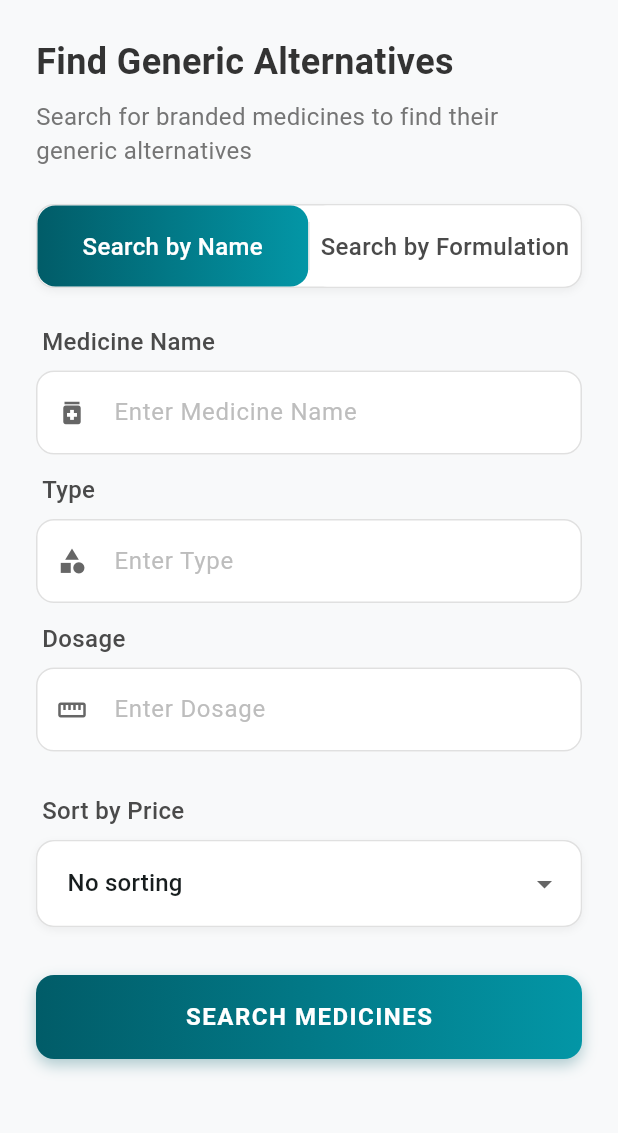
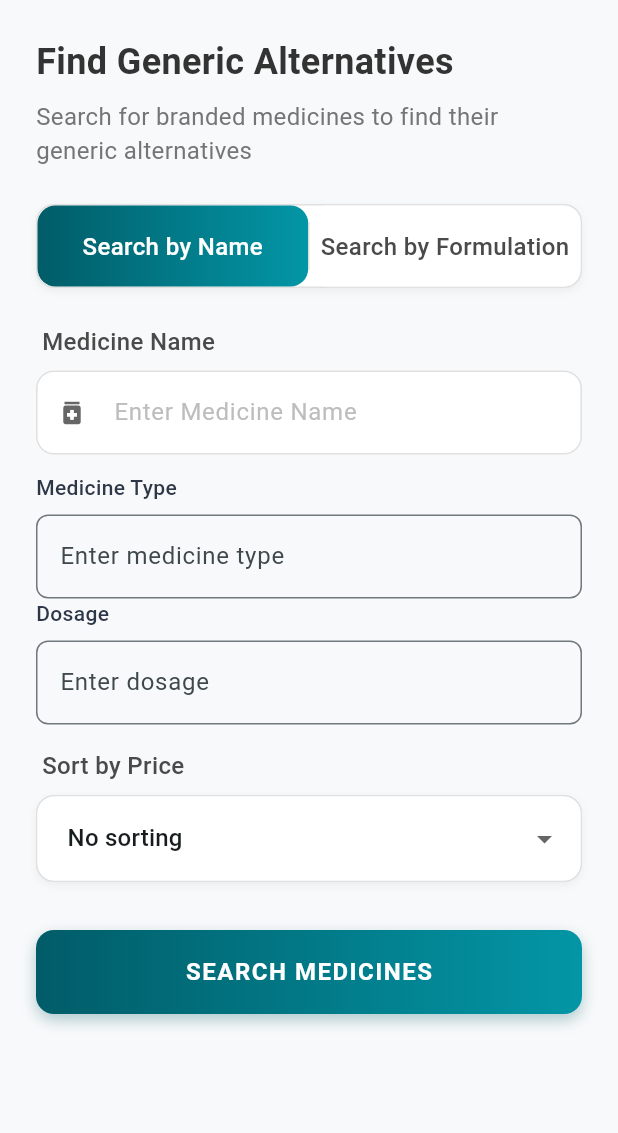
Before and after one commit to golisrivarshini3/genericbro, a Flutter app: the GenericMedicineFinder screen opened directly, on a phone screen of 412 x 824 dp, the part 84-1217 px from its top. Run offline on Flutter 3.47's test engine with Material 3 defaults, Android fonts, the phone set to English and light mode, and no system bars; drawn by our look-alikes of flutter_typeahead; our stand-ins replace google_fonts.

Commit message:
Update screens: generic_medicine_finder and pharmacy_locator

```diff
--- a/genericbro-frontend/lib/screens/generic_medicine_finder.dart
+++ b/genericbro-frontend/lib/screens/generic_medicine_finder.dart
@@ -117,6 +117,7 @@ class _GenericMedicineFinderState extends State<GenericMedicineFinder>
   }
 
   Future<List<String>> _getSuggestions(String pattern, String field) async {
+    // Return cached options immediately if available
     if (pattern.isEmpty) {
       return field == 'type' ? typeOptions : field == 'dosage' ? dosageOptions : [];
     }
@@ -140,7 +141,7 @@ class _GenericMedicineFinderState extends State<GenericMedicineFinder>
           apiField = field;
       }
 
-      // Add a smaller delay to prevent too many API calls
+      // Reduce delay for faster response
       await Future.delayed(const Duration(milliseconds: 100));
 
       final suggestions = await ApiService.fetchSuggestions(apiField, pattern);
@@ -419,7 +420,7 @@ class _GenericMedicineFinderState extends State<GenericMedicineFinder>
               ),
             ),
             suggestionsCallback: (pattern) async {
-              if (pattern.length < 1) return [];
+              if (pattern.length < 2) return [];
               return await _getSuggestions(pattern, label);
             },
             itemBuilder: (context, String suggestion) {
@@ -480,7 +481,7 @@ class _GenericMedicineFinderState extends State<GenericMedicineFinder>
             keepSuggestionsOnLoading: false,
             hideSuggestionsOnKeyboardHide: true,
             keepSuggestionsOnSuggestionSelected: false,
-            minCharsForSuggestions: 1,
+            minCharsForSuggestions: 2,
           ),
         ],
       ),
@@ -1003,6 +1004,100 @@ class _GenericMedicineFinderState extends State<GenericMedicineFinder>
     );
   }
 
+  Widget _buildSuggestionField({
+    required String label,
+    required String hint,
+    required TextEditingController controller,
+    required String field,
+  }) {
+    return Column(
+      crossAxisAlignment: CrossAxisAlignment.start,
+      children: [
+        Text(
+          label,
+          style: const TextStyle(
+            fontSize: 14,
+            fontWeight: FontWeight.w500,
+            color: textColor,
+          ),
+        ),
+        const SizedBox(height: 8),
+        TypeAheadField<String>(
+          textFieldConfiguration: TextFieldConfiguration(
+            controller: controller,
+            decoration: InputDecoration(
+              hintText: hint,
+              border: OutlineInputBorder(
+                borderRadius: BorderRadius.circular(8),
+                borderSide: const BorderSide(color: Colors.grey),
+              ),
+              focusedBorder: OutlineInputBorder(
+                borderRadius: BorderRadius.circular(8),
+                borderSide: const BorderSide(color: primaryColor),
+              ),
+            ),
+          ),
+          suggestionsCallback: (pattern) => _getSuggestions(pattern, field),
+          itemBuilder: (context, suggestion) {
+            return ListTile(
+              title: Text(
+                suggestion,
+                style: const TextStyle(
+                  fontSize: 14,
+                  color: textColor,
+                ),
+              ),
+            );
+          },
+          onSuggestionSelected: (suggestion) {
+            controller.text = suggestion;
+            _searchMedicines();
+          },
+          suggestionsBoxDecoration: SuggestionsBoxDecoration(
+            borderRadius: BorderRadius.circular(8),
+            elevation: 4,
+            color: Colors.white,
+          ),
+          noItemsFoundBuilder: (context) => Container(
+            height: 50,
+            alignment: Alignment.center,
+            child: const Text(
+              'No suggestions found',
+              style: TextStyle(
+                fontSize: 14,
+                color: subtitleColor,
+              ),
+            ),
+          ),
+          // Make suggestions more responsive
+          debounceDuration: const Duration(milliseconds: 100),
+          suggestionsBoxVerticalOffset: 8,
+          animationDuration: const Duration(milliseconds: 150),
+          // Show suggestions after typing one character
+          minCharsForSuggestions: 1,
+          hideOnEmpty: false,
+          hideOnLoading: false,
+          keepSuggestionsOnLoading: true,
+          // Increase suggestion box height for better visibility
+          suggestionsBoxController: SuggestionsBoxController(),
+          // Customize loading indicator
+          loadingBuilder: (context) => Container(
+            height: 50,
+            alignment: Alignment.center,
+            child: const SizedBox(
+              width: 24,
+              height: 24,
+              child: CircularProgressIndicator(
+                strokeWidth: 2,
+                valueColor: AlwaysStoppedAnimation<Color>(primaryColor),
+              ),
+            ),
+          ),
+        ),
+      ],
+    );
+  }
+
   @override
   Widget build(BuildContext context) {
     return Scaffold(
@@ -1073,8 +1168,18 @@ class _GenericMedicineFinderState extends State<GenericMedicineFinder>
                 Icons.medication,
                 _searchController,
               ),
-              _buildSearchField('Type', Icons.category, _typeController),
-              _buildSearchField('Dosage', Icons.straighten, _dosageController),
+              _buildSuggestionField(
+                label: 'Medicine Type',
+                hint: 'Enter medicine type',
+                controller: _typeController,
+                field: 'Type',
+              ),
+              _buildSuggestionField(
+                label: 'Dosage',
+                hint: 'Enter dosage',
+                controller: _dosageController,
+                field: 'Dosage',
+              ),
               _buildSortingDropdown(),
               _buildSearchButton(),
 
--- a/genericbro-frontend/lib/screens/pharmacy_locator.dart
+++ b/genericbro-frontend/lib/screens/pharmacy_locator.dart
@@ -135,7 +135,7 @@ class _PharmacyLocatorState extends State<PharmacyLocator> {
               ),
             ),
             suggestionsCallback: (pattern) async {
-              if (pattern.length < 1) return [];
+              if (pattern.length < 2) return [];
               try {
                 switch (type) {
                   case 'pincode':
@@ -179,7 +179,7 @@ class _PharmacyLocatorState extends State<PharmacyLocator> {
             hideOnEmpty: true,
             hideOnLoading: true,
             keepSuggestionsOnLoading: false,
-            minCharsForSuggestions: 1,
+            minCharsForSuggestions: 2,
             animationDuration: const Duration(milliseconds: 300),
             transitionBuilder: (context, suggestionsBox, controller) {
               return suggestionsBox;
```
